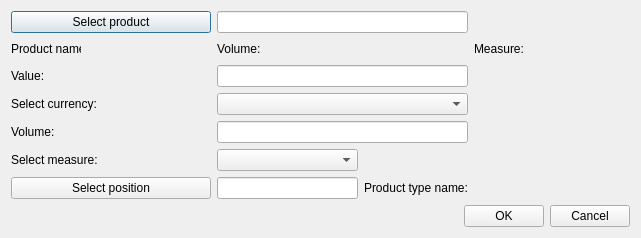
Before: the Qt Designer form OrmasAdmin/OrmasAdmin/CreateJbpDlg.ui in Dalerjon/TheOrmasProejct, drawn with Qt 5.
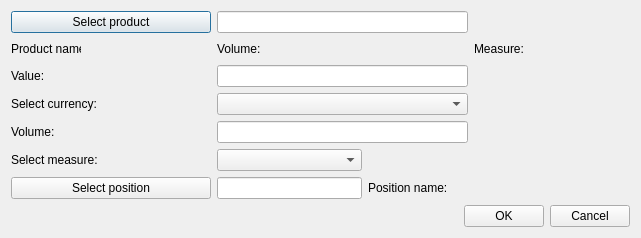
After: the same form once the commit is applied.

```diff
--- a/OrmasAdmin/OrmasAdmin/CreateJbpDlg.ui
+++ b/OrmasAdmin/OrmasAdmin/CreateJbpDlg.ui
@@ -281,7 +281,7 @@
    <item row="8" column="3">
     <widget class="QLabel" name="PositionLb">
      <property name="text">
-      <string>Product type name:</string>
+      <string>Position name:</string>
      </property>
     </widget>
    </item>
```
Left out of the diff: 2 changed lines with no effect on the pictures.
